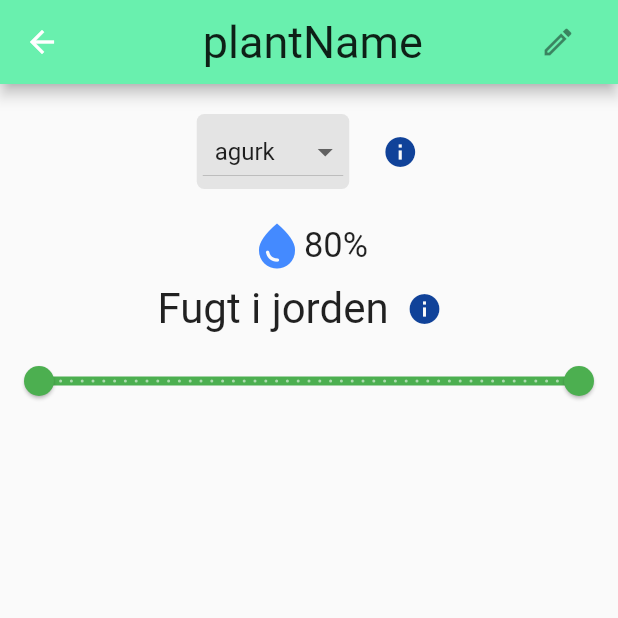
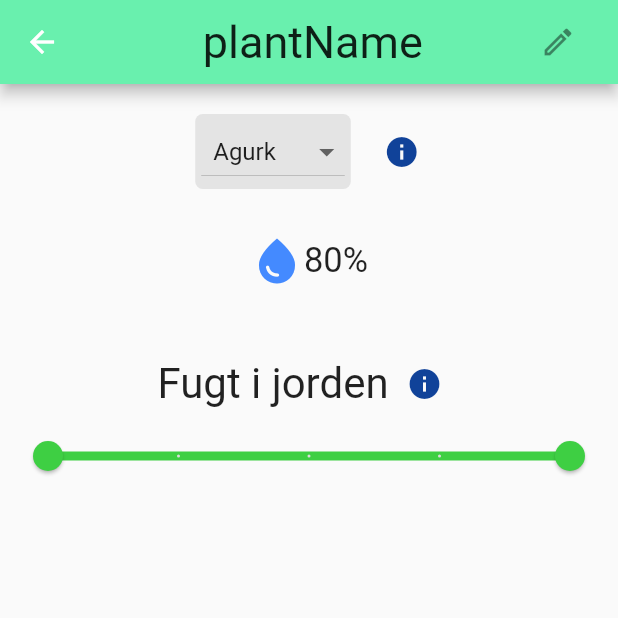
Before and after one commit to H5-BioVeg/BioVeg_App, a Flutter app: the GreenHouseScreen screen opened directly, after a tap on "Chili", on a phone screen of 412 x 824 dp, the top half of it. Run offline on Flutter 3.47's test engine with Material 2 defaults, Android fonts, the phone set to English and light mode, and no system bars.

Commit message:
Small visual changes have been made.

```diff
--- a/lib/screens/Greenhousescreen.dart
+++ b/lib/screens/Greenhousescreen.dart
@@ -41,7 +41,7 @@ class GreenHouseScreen extends StatelessWidget {
                       Icon(Icons.wb_sunny, color: Colors.amberAccent),
                       Text(style: TextStyle(fontSize: 20), "26*C"),
                       SizedBox(width: 60),
-                      Icon(Icons.water_drop_outlined, color: Colors.blueAccent),
+                      Icon(Icons.water_drop, color: Colors.blueAccent),
                       Text(style: TextStyle(fontSize: 20), "80%"),
                     ],
                   ),
--- a/lib/screens/PlantDetailsScreen.dart
+++ b/lib/screens/PlantDetailsScreen.dart
@@ -1,14 +1,9 @@
 import 'package:bio_veg/dialogs/ShowInfoPopUpDialog.dart';
 import 'package:flutter/material.dart';
 
-enum PlantTypes {
-  custom,
-  tomat,
-  agurk,
-  chili,
-  loeg,
-  hvidloeg,
-}
+enum PlantTypes { Custom, Tomat, Agurk, Chili, Loeg, Hvidloeg }
+
+enum EarthHumidityLevels { Meget_toer, Toer, Fugtig, Vaad, Meget_vaad }
 
 class PlantDetailsScreen extends StatefulWidget {
   late String plantName;
@@ -20,14 +15,14 @@ class PlantDetailsScreen extends StatefulWidget {
   PlantDetailsScreen(
       {super.key,
       this.plantName = "Dev",
-      this.type = PlantTypes.custom,
+      this.type = PlantTypes.Custom,
       this.earthHumidity = 0});
 
   @override
   State<PlantDetailsScreen> createState() => _PlantDetailsScreenState();
 }
 
-RangeValues _currenthumidityRange = const RangeValues(0, 100);
+RangeValues _currenthumidityRange = const RangeValues(0, 4);
 late TextEditingController _titleEditingController;
 
 class _PlantDetailsScreenState extends State<PlantDetailsScreen> {
@@ -94,7 +89,7 @@ class _PlantDetailsScreenState extends State<PlantDetailsScreen> {
                 ),
                 //Info button for dropdown templates
                 IconButton(
-                  icon: Icon(Icons.info),
+                  icon: const Icon(Icons.info),
                   splashRadius: 20,
                   color: const Color.fromARGB(255, 16, 66, 153),
                   onPressed: () {
@@ -111,17 +106,21 @@ class _PlantDetailsScreenState extends State<PlantDetailsScreen> {
             ),
           ),
           //Humidity right now
-          Row(
+          Padding(
+            padding: const EdgeInsets.fromLTRB(0, 10, 0, 40),
+            child: Row(
               mainAxisAlignment: MainAxisAlignment.center,
               children: [
-              const Icon(Icons.water_drop, color: Colors.blueAccent, size: 36),
+                const Icon(Icons.water_drop,
+                    color: Colors.blueAccent, size: 36),
                 Text(
                   '${widget.earthHumidity}%',
-                style: TextStyle(fontSize: 23),
+                  style: const TextStyle(fontSize: 23),
                 )
               ],
             ),
-          //Humidity indicator
+          ),
+          //Humidity Title and info
           Row(
             mainAxisAlignment: MainAxisAlignment.center,
             children: [
@@ -138,23 +137,41 @@ class _PlantDetailsScreenState extends State<PlantDetailsScreen> {
                       color: Color.fromARGB(255, 16, 66, 153))),
             ],
           ),
-          //Humidity title and info button
-          Column(),
           //Rangeslider for humidity
-          RangeSlider(
+          Column(
+            children: [
+              Container(
+                width: 400,
+                child: RangeSlider(
                   values: _currenthumidityRange,
-            max: 100,
-            divisions: 50,
+                  activeColor: const Color.fromARGB(255, 62, 207, 67),
+                  inactiveColor: const Color.fromARGB(255, 220, 220, 220),
+                  min: 0,
+                  max: 4,
+                  divisions: 4,
+                  //This needs a hefty dose of god
                   labels: RangeLabels(
-              '${_currenthumidityRange.start.round()}%',
-              '${_currenthumidityRange.end.round()}%',
-            ),
+                      EarthHumidityLevels
+                          .values[_currenthumidityRange.start.round()].name
+                          .toString()
+                          .replaceAll('aa', 'å')
+                          .replaceAll('oe', 'ø')
+                          .replaceAll('_', ' '),
+                      EarthHumidityLevels
+                          .values[_currenthumidityRange.end.round()].name
+                          .toString()
+                          .replaceAll('aa', 'å')
+                          .replaceAll('oe', 'ø')
+                          .replaceAll('_', ' ')),
                   onChanged: ((values) {
                     setState(() {
                       _currenthumidityRange = values;
                     });
                   }),
                 ),
+              ),
+            ],
+          ),
         ],
       )),
     );
--- a/lib/widgets/GhPlant.dart
+++ b/lib/widgets/GhPlant.dart
@@ -27,12 +27,12 @@ class _GhPlantState extends State<GhPlant> {
               builder: (context) => PlantDetailsScreen(
                 plantName: "plantName",
                 earthHumidity: 80,
-                type: PlantTypes.agurk,
+                type: PlantTypes.Agurk,
               ),
             ));
       }),
       child: Ink(
-        color: Colors.greenAccent,
+        color: Color.fromARGB(255, 42, 205, 127),
         child: Container(
           constraints: BoxConstraints(maxWidth: 175, minWidth: 140),
           padding: const EdgeInsets.symmetric(horizontal: 8, vertical: 3),
@@ -46,7 +46,8 @@ class _GhPlantState extends State<GhPlant> {
               FittedBox(
                 fit: BoxFit.fitWidth,
                 child: Text(
-                    style: TextStyle(fontSize: 28, fontWeight: FontWeight.bold),
+                    style: const TextStyle(
+                        fontSize: 28, fontWeight: FontWeight.bold),
                     widget.plantName),
               ),
               Row(
```
Lines whose indentation alone changed are shown as unchanged.
